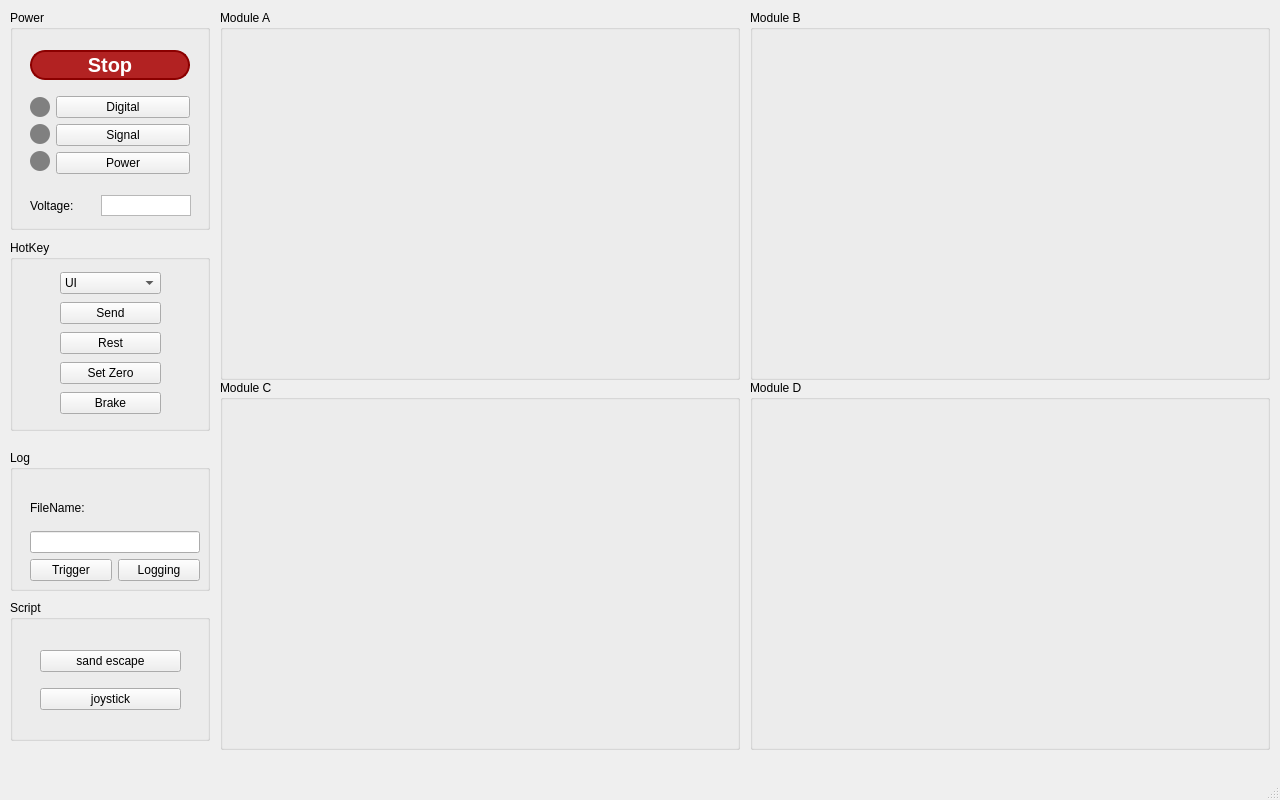
hiho817/kilin_ws, file kilin_ros_ws/src/kilin_panel/resources/kilin_panel.ui: the form before one commit.
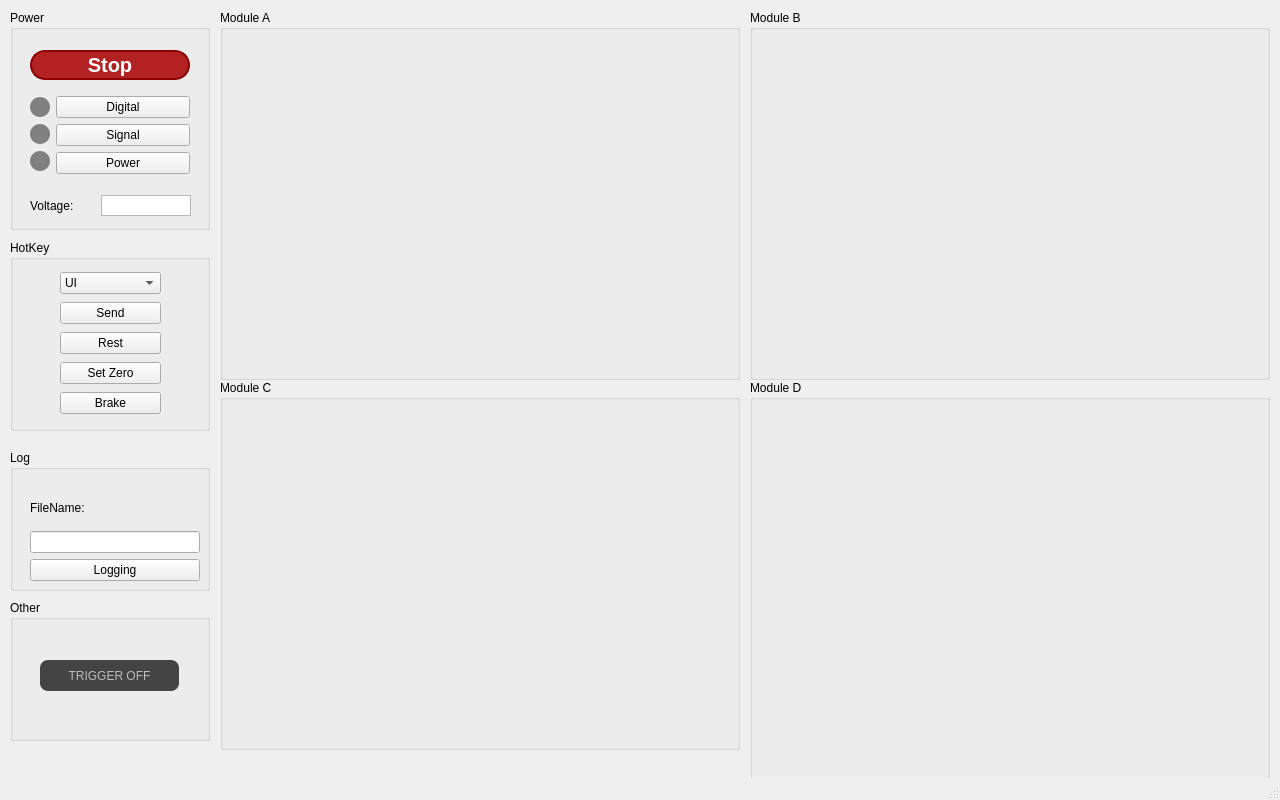
The form after the commit.

Commit message: refactor: update UI elements in kilin_panel for trigger

Diff of the .ui file:
```diff
--- a/kilin_ros_ws/src/kilin_panel/resources/kilin_panel.ui
+++ b/kilin_ros_ws/src/kilin_panel/resources/kilin_panel.ui
@@ -405,13 +405,6 @@
       </item>
       <item>
        <layout class="QHBoxLayout" name="horizontalLayout_8">
-        <item>
-         <widget class="QPushButton" name="btn_trigger">
-          <property name="text">
-           <string>Trigger</string>
-          </property>
-         </widget>
-        </item>
         <item>
          <widget class="QPushButton" name="btn_log">
           <property name="text">
@@ -434,33 +427,31 @@
      </rect>
     </property>
     <property name="title">
-     <string>Script</string>
+     <string>Other</string>
     </property>
-    <widget class="QWidget" name="verticalLayoutWidget_4">
+    <widget class="QPushButton" name="btn_trigger">
      <property name="geometry">
       <rect>
        <x>30</x>
-       <y>40</y>
-       <width>141</width>
-       <height>80</height>
+       <y>60</y>
+       <width>139</width>
+       <height>31</height>
       </rect>
      </property>
-     <layout class="QVBoxLayout" name="verticalLayout_7">
-      <item>
-       <widget class="QPushButton" name="btn_sandescape">
-        <property name="text">
-         <string>sand escape</string>
-        </property>
-       </widget>
-      </item>
-      <item>
-       <widget class="QPushButton" name="btn_joystick">
-        <property name="text">
-         <string>joystick</string>
-        </property>
-       </widget>
-      </item>
-     </layout>
+     <property name="styleSheet">
+      <string notr="true">QPushButton {
+    background-color: #444444;
+    color: #BBBBBB;
+    border-radius: 8px;
+}
+
+QPushButton:pressed {
+    background-color: #333333;
+}</string>
+     </property>
+     <property name="text">
+      <string>TRIGGER OFF</string>
+     </property>
     </widget>
    </widget>
    <widget class="QGroupBox" name="groupBox_module_c">
@@ -494,19 +485,19 @@
       <x>750</x>
       <y>380</y>
       <width>520</width>
-      <height>370</height>
+      <height>400</height>
      </rect>
     </property>
     <property name="minimumSize">
      <size>
       <width>520</width>
-      <height>370</height>
+      <height>400</height>
      </size>
     </property>
     <property name="maximumSize">
      <size>
       <width>520</width>
-      <height>370</height>
+      <height>400</height>
      </size>
     </property>
     <property name="title">
```
Left out of the diff: 2 changed lines with no effect on the pictures. The commit also changes 1 other file.
